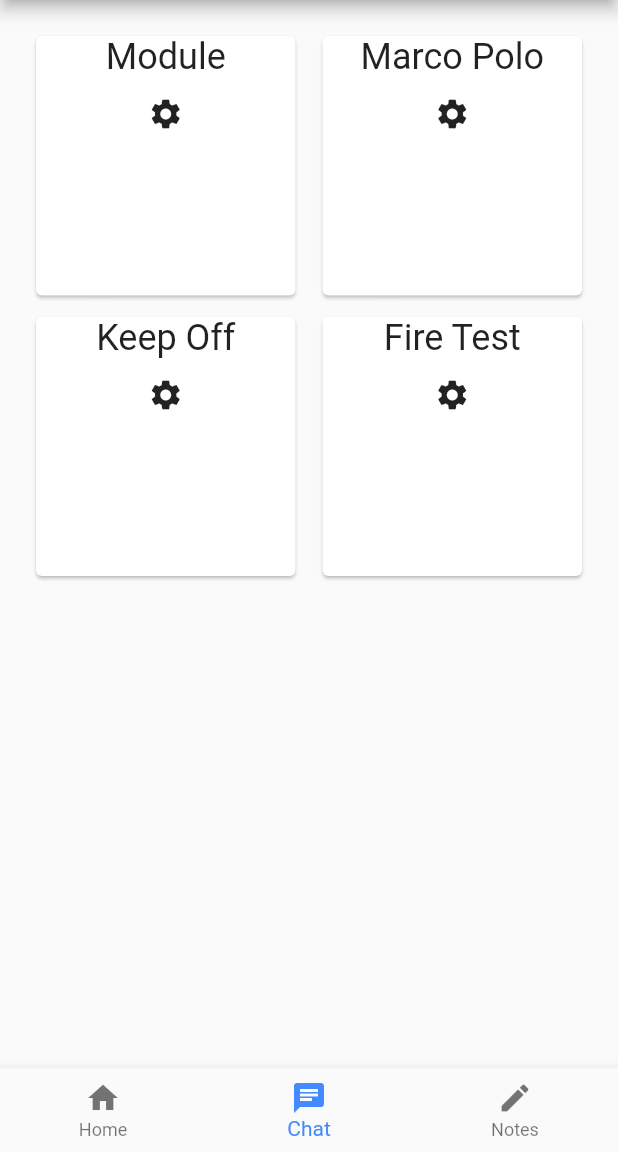
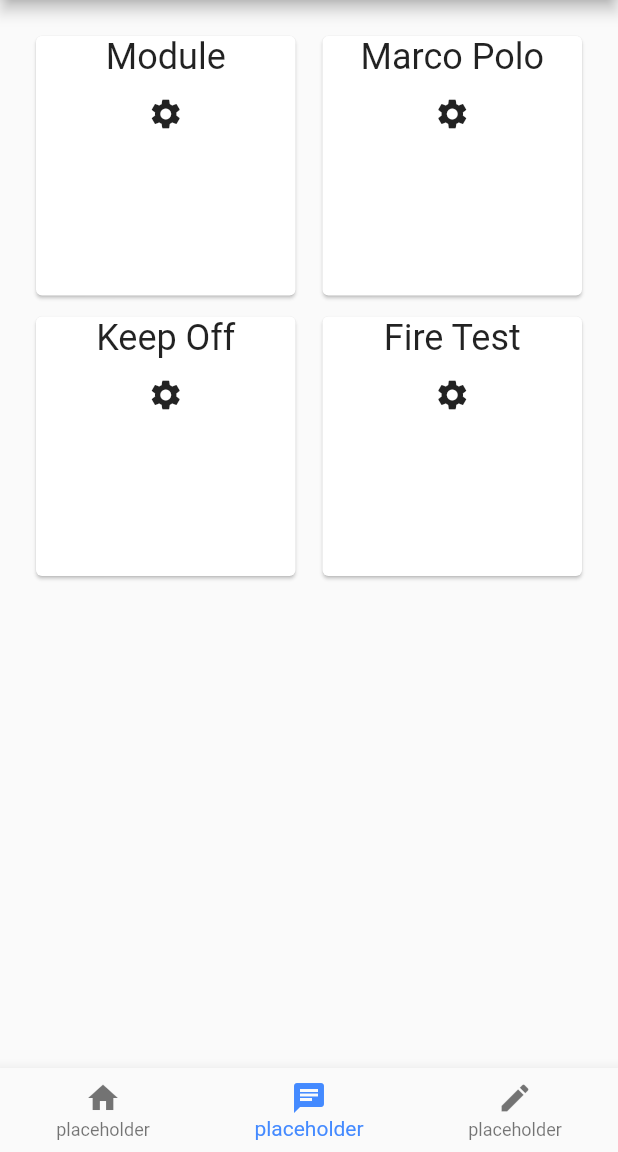
Before and after one commit to KTruong88/phone-assist, a Flutter app: the screen it shows after launch, on a phone screen of 412 x 824 dp, the part 84-1236 px from its top. Run offline on Flutter 3.47's test engine with Material 2 defaults, Android fonts, the phone set to English and light mode, and no system bars.

Commit message:
changed icons to placeholder

```diff
--- a/lib/widgets/bottom_navbar.dart
+++ b/lib/widgets/bottom_navbar.dart
@@ -10,18 +10,18 @@ class BottomNavbar extends StatefulWidget {
 class _BottomNavbar extends State<BottomNavbar> {
   int _selectedIndex = 1;
   final _widgetOptions = [
-    Text('Index 0: Home'),
-    Text('Index 1: Business'),
-    Text('Index 2: School'),
+    Text('placeholder'),
+    Text('placeholder'),
+    Text('placeholder'),
   ];
 
   @override
   Widget build(BuildContext context) {
     return BottomNavigationBar(
       items: <BottomNavigationBarItem>[
-        BottomNavigationBarItem(icon: Icon(Icons.home), title: Text('Home')),
-        BottomNavigationBarItem(icon: Icon(Icons.chat), title: Text('Chat')),
-        BottomNavigationBarItem(icon: Icon(Icons.edit), title: Text('Notes')),
+        BottomNavigationBarItem(icon: Icon(Icons.home), title: _widgetOptions[0]),
+        BottomNavigationBarItem(icon: Icon(Icons.chat), title: _widgetOptions[1]),
+        BottomNavigationBarItem(icon: Icon(Icons.edit), title: _widgetOptions[2]),
       ],
       currentIndex: _selectedIndex,
       fixedColor: Colors.blueAccent,
```
